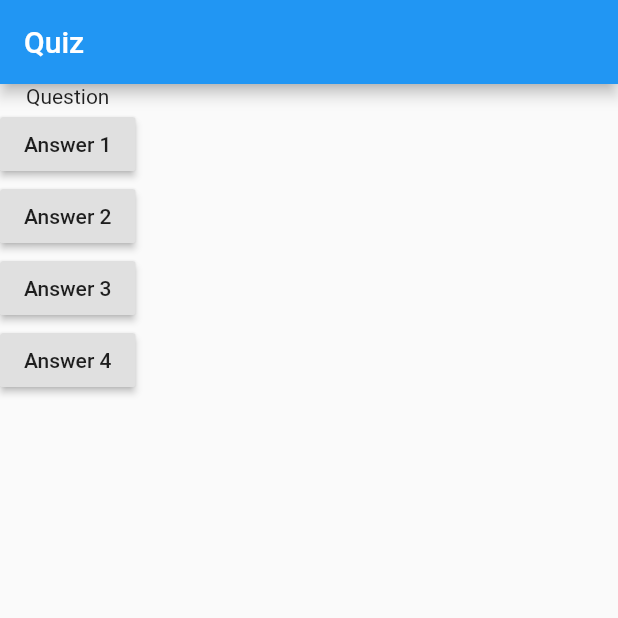
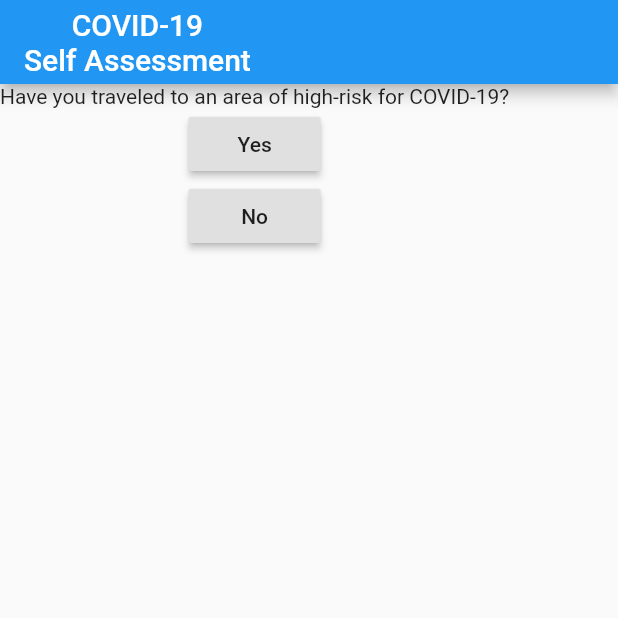
Before and after one commit to vinaykudari/tutorial, a Flutter app: the screen it shows after launch, on a phone screen of 412 x 824 dp, the top half of it. Run offline on Flutter 3.47's test engine with Material 2 defaults, Android fonts, the phone set to English and light mode, and no system bars.

Commit message:
Basic questionnaire app using StatefulWidget

```diff
--- a/flutter/quiz/lib/main.dart
+++ b/flutter/quiz/lib/main.dart
@@ -23,42 +23,56 @@ void main() {
 // If the function body can fit in a line we can use the alternative syntax
 // void main() => runApp(Quiz());
 
-class Quiz extends StatelessWidget {
+class Quiz extends StatefulWidget {
+  @override
+  _QuizState createState() => _QuizState();
+}
+
+class _QuizState extends State<Quiz> {
+  var questionIndex = 0;
+  var questions = [
+    '''Have you traveled to an area of high-risk for COVID-19?''',
+    '''Have you been around someone who recently traveled to an area of high-risk and is also sick?''',
+    '''Have you been around someone who is known to have COVID-19?''',
+    '''Have you been told by a health official that you may have been exposed to the virus''',
+    '''Have you had a fever recently? Or do you think you have a fever?''',
+    '''Do you have a cough?''',
+    '''Do you feel tired for no reason?''',
+    '''Do you have body aches?''',
+    '''Do you have a sore throat?''',
+    '''Do you have a reduced sense of smell or taste?''',
+    '''Are you experiencing diarrhea?''',
+    '''Are you feeling mild to moderate shortness of breath or mild to moderate difficulty breathing?''',
+    '''Do you have chest pain?''',
+    '''COVID-19 can affect people who have weaker immune systems from things like chemotherapy, HIV/AIDS, organ transplant, being pregnant, or prolonged steroid use. Do you fall under this category?'''
+  ];
   void answerResponse() {
-    print('hello');
+    // Flutter re-renders (rebuilds) the specific UI elements that are linked to the questionIndex property
+    setState(() {
+      questionIndex += 1;
+    });
+    print(questionIndex);
   }
 
-  // Flutter calls build everytime when there's update on the screen
   @override // Good practice to add this to functions we are overriding
   Widget build(BuildContext context) {
     // Scaffold offers some API's which implements material design visual layout structure.
     return MaterialApp(
       home: Scaffold(
         appBar: AppBar(
-          title: Text('Quiz'),
-        ),
+            title: Column(
+          children: [Text('COVID-19'), Text('Self Assessment')],
+        )),
         body: Column(
           children: <Widget>[
-            Text('Question'),
+            Text(questions[questionIndex]),
             RaisedButton(
-              child: Text('Answer 1'),
+              child: Text('Yes'),
               // Passing function pointer to onPressed
               onPressed: answerResponse,
             ),
             RaisedButton(
-              child: Text('Answer 2'),
-              // Anonymous function: Single line
-              onPressed: () => print('Yo'),
-            ),
-            RaisedButton(
-              child: Text('Answer 3'),
-              // Anonymous function: Block
-              onPressed: () {
-                print('heyya');
-              },
-            ),
-            RaisedButton(
-              child: Text('Answer 4'),
+              child: Text('No'),
               onPressed: answerResponse,
             ),
           ],
```
